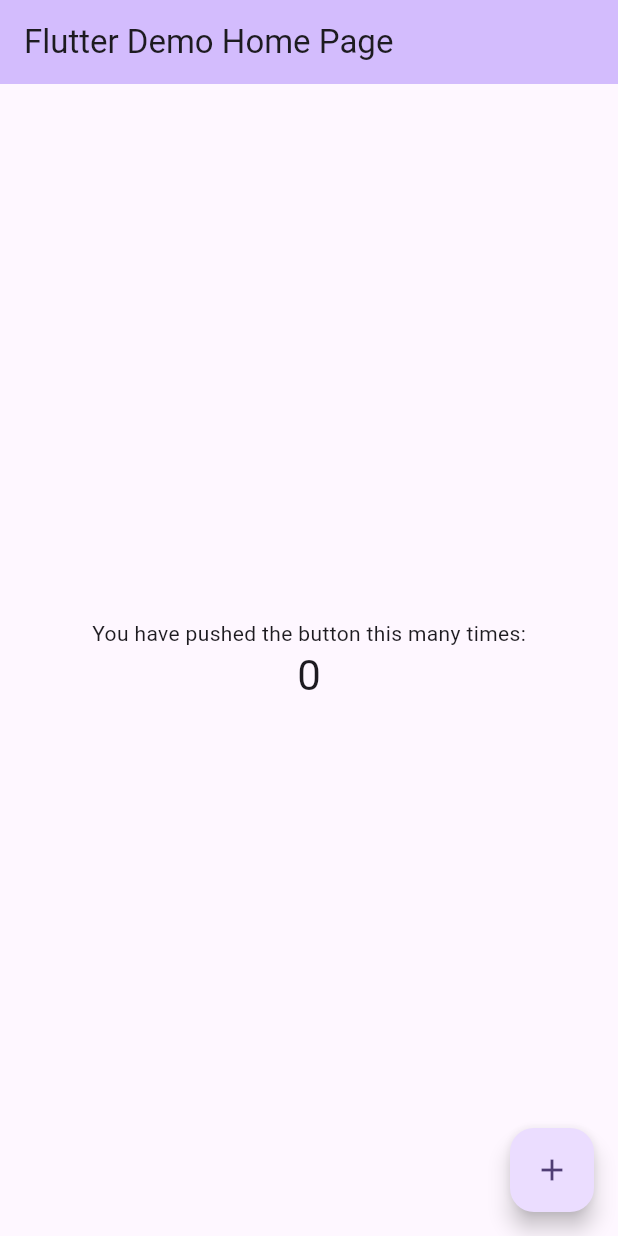
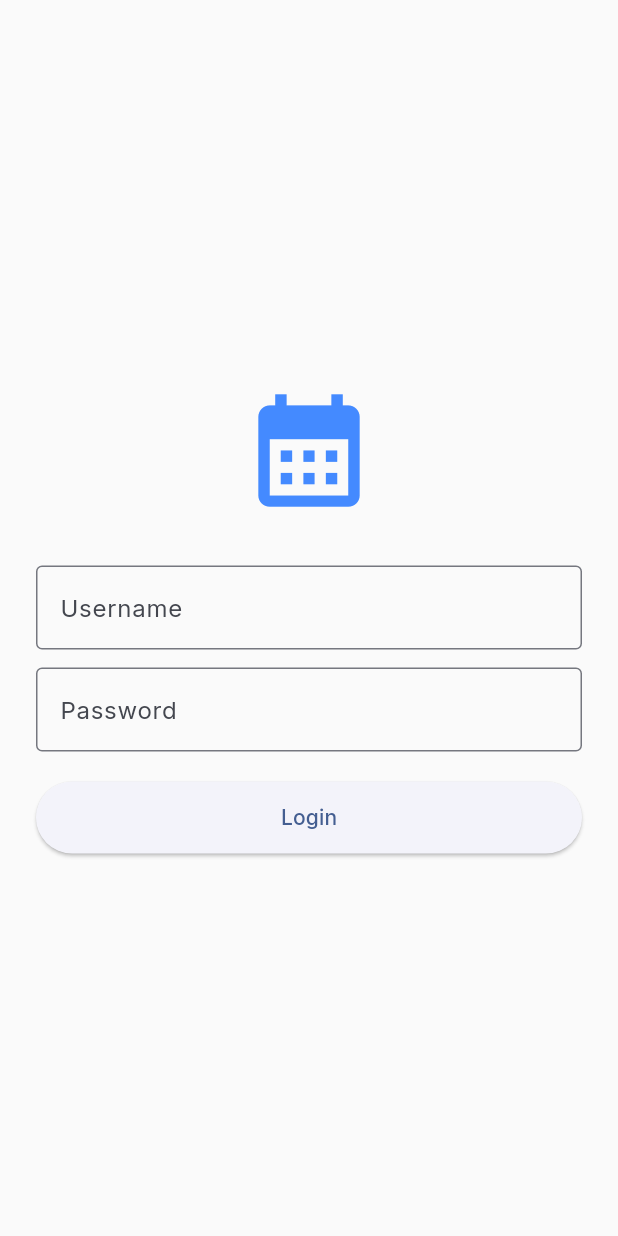
Before and after one commit to TheoEsberg/korvan_app, a Flutter app: the screen it shows after launch, on a phone screen of 412 x 824 dp. Run offline on Flutter 3.47's test engine with Material 3 defaults, Android fonts, the phone set to English and light mode, and no system bars; our stand-ins replace flutter_secure_storage, google_fonts.

Commit message:
Created the start of the app, login working, api requests working, now looking at the main part of the app.

```diff
--- /dev/null
+++ b/lib/app/korvan_app.dart
@@ -0,0 +1,24 @@
+import 'package:flutter/material.dart';
+import 'package:korvan_app/features/auth/presentation/auth_provider.dart';
+import 'package:provider/provider.dart';
+import '../features/auth/presentation/login_screen.dart';
+import 'theme/app_theme.dart';
+
+class KorvanApp extends StatelessWidget {
+  const KorvanApp({super.key});
+
+  @override
+  Widget build(BuildContext context) {
+    return MultiProvider(
+      providers: [
+        // TODO: Add providers later: AuthProvider, ScheduleProvider, etc.
+        ChangeNotifierProvider<AuthProvider>(create: (_) => AuthProvider()),
+      ],
+      child: MaterialApp(
+        title: 'Korvan',
+        theme: AppTheme.light(),
+        home: const LoginScreen(),
+      ),
+    );
+  }
+}
--- /dev/null
+++ b/lib/app/theme/app_theme.dart
@@ -0,0 +1,14 @@
+import 'package:flutter/material.dart';
+import 'package:google_fonts/google_fonts.dart';
+
+class AppTheme {
+  static ThemeData light() {
+    return ThemeData(
+      useMaterial3: true,
+      colorSchemeSeed: Colors.blueAccent,
+      textTheme: GoogleFonts.interTextTheme(),
+      appBarTheme: const AppBarTheme(centerTitle: true, elevation: 0),
+      scaffoldBackgroundColor: Colors.grey[50],
+    );
+  }
+}
--- /dev/null
+++ b/lib/data/services/auth_service.dart
@@ -0,0 +1,23 @@
+import 'dart:convert';
+import 'package:flutter_secure_storage/flutter_secure_storage.dart';
+import 'api_service.dart';
+
+class AuthService {
+  static const storage = FlutterSecureStorage();
+
+  static Future<bool> login(String username, String password) async {
+    final response = await ApiService.post("/api/auth/login", {
+      "username": username,
+      "password": password,
+    });
+
+    if (response.statusCode == 200) {
+      final data = jsonDecode(response.body);
+      await storage.write(key: "accessToken", value: data["accessToken"]);
+      await storage.write(key: "refreshToken", value: data["refreshToken"]);
+      return true;
+    }
+
+    return false;
+  }
+}
--- /dev/null
+++ b/lib/features/auth/presentation/auth_provider.dart
@@ -0,0 +1,48 @@
+import 'package:flutter/foundation.dart';
+import '../../../data/services/auth_service.dart';
+
+enum AuthStatus { initial, loading, authenticated, error }
+
+class AuthProvider extends ChangeNotifier {
+  AuthStatus _status = AuthStatus.initial;
+  String? _errorMessage;
+
+  AuthStatus get status => _status;
+  String? get errorMessage => _errorMessage;
+  bool get isAuthenticated => _status == AuthStatus.authenticated;
+
+  Future<bool> login(String username, String password) async {
+    _status = AuthStatus.loading;
+    _errorMessage = null;
+    notifyListeners();
+
+    try {
+      final success = await AuthService.login(username, password);
+      if (success) {
+        _status = AuthStatus.authenticated;
+        notifyListeners();
+        return true;
+      } else {
+        _status = AuthStatus.error;
+        _errorMessage = "Invalid username or password";
+        notifyListeners();
+        return false;
+      }
+    } catch (e) {
+      _status = AuthStatus.error;
+      _errorMessage = "Something went wrong. Please try again.";
+      if (kDebugMode) {
+        print("Login error: $e");
+      }
+      notifyListeners();
+      return false;
+    }
+  }
+
+  Future<void> logout() async {
+    // TODO: Clear tokens from storage
+    _status = AuthStatus.initial;
+    _errorMessage = null;
+    notifyListeners();
+  }
+}
--- /dev/null
+++ b/lib/features/auth/presentation/login_screen.dart
@@ -0,0 +1,111 @@
+import 'package:flutter/material.dart';
+import 'package:korvan_app/features/auth/presentation/auth_provider.dart';
+import 'package:korvan_app/features/schedule/presentation/schedule_screen.dart';
+import 'package:provider/provider.dart';
+
+class LoginScreen extends StatefulWidget {
+  const LoginScreen({super.key});
+
+  @override
+  State<LoginScreen> createState() => _LoginScreenState();
+}
+
+class _LoginScreenState extends State<LoginScreen> {
+  final _username = TextEditingController();
+  final _password = TextEditingController();
+  bool loading = false;
+
+  @override
+  void dispose() {
+    _username.dispose();
+    _password.dispose();
+    super.dispose();
+  }
+
+  Future<void> _handleLogin() async {
+    final auth = context.read<AuthProvider>();
+    final username = _username.text.trim();
+    final password = _password.text;
+
+    if (username.isEmpty || password.isEmpty) {
+      ScaffoldMessenger.of(context).showSnackBar(
+        const SnackBar(content: Text("Please enter username and password.")),
+      );
+      return;
+    }
+
+    setState(() => loading = true);
+    final success = await auth.login(username, password);
+    setState(() => loading = false);
+
+    if (success) {
+      if (!mounted) return;
+      Navigator.of(context).pushReplacement(
+        MaterialPageRoute(builder: (_) => const ScheduleScreen()),
+      );
+    } else {
+      if (!mounted) return;
+      final msg = auth.errorMessage ?? "Login failed";
+      ScaffoldMessenger.of(context).showSnackBar(SnackBar(content: Text(msg)));
+    }
+  }
+
+  @override
+  Widget build(BuildContext context) {
+    final authStatus = context.watch<AuthProvider>().status;
+
+    return Scaffold(
+      body: SafeArea(
+        child: Center(
+          child: Padding(
+            padding: const EdgeInsetsGeometry.all(24.0),
+            child: SingleChildScrollView(
+              child: Column(
+                children: [
+                  const Icon(
+                    Icons.calendar_month,
+                    size: 90,
+                    color: Colors.blueAccent,
+                  ),
+                  const SizedBox(height: 32),
+                  TextField(
+                    controller: _username,
+                    decoration: const InputDecoration(
+                      labelText: "Username",
+                      border: OutlineInputBorder(),
+                    ),
+                  ),
+                  const SizedBox(height: 12),
+                  TextField(
+                    controller: _password,
+                    obscureText: true,
+                    decoration: const InputDecoration(
+                      labelText: "Password",
+                      border: OutlineInputBorder(),
+                    ),
+                  ),
+                  const SizedBox(height: 20),
+                  ElevatedButton(
+                    onPressed: (loading || authStatus == AuthStatus.loading)
+                        ? null
+                        : _handleLogin,
+                    style: ElevatedButton.styleFrom(
+                      minimumSize: const Size(double.infinity, 48),
+                    ),
+                    child: (loading || authStatus == AuthStatus.loading)
+                        ? const SizedBox(
+                            height: 20,
+                            width: 20,
+                            child: CircularProgressIndicator(strokeWidth: 2),
+                          )
+                        : const Text("Login"),
+                  ),
+                ],
+              ),
+            ),
+          ),
+        ),
+      ),
+    );
+  }
+}
--- a/lib/main.dart
+++ b/lib/main.dart
@@ -1,122 +1,7 @@
 import 'package:flutter/material.dart';
+import 'app/korvan_app.dart';
 
-void main() {
-  runApp(const MyApp());
+void main() async {
+  WidgetsFlutterBinding.ensureInitialized();
+  runApp(const KorvanApp());
 }
-
-class MyApp extends StatelessWidget {
-  const MyApp({super.key});
-
-  // This widget is the root of your application.
-  @override
-  Widget build(BuildContext context) {
-    return MaterialApp(
-      title: 'Flutter Demo',
-      theme: ThemeData(
-        // This is the theme of your application.
-        //
-        // TRY THIS: Try running your application with "flutter run". You'll see
-        // the application has a purple toolbar. Then, without quitting the app,
-        // try changing the seedColor in the colorScheme below to Colors.green
-        // and then invoke "hot reload" (save your changes or press the "hot
-        // reload" button in a Flutter-supported IDE, or press "r" if you used
-        // the command line to start the app).
-        //
-        // Notice that the counter didn't reset back to zero; the application
-        // state is not lost during the reload. To reset the state, use hot
-        // restart instead.
-        //
-        // This works for code too, not just values: Most code changes can be
-        // tested with just a hot reload.
-        colorScheme: .fromSeed(seedColor: Colors.deepPurple),
-      ),
-      home: const MyHomePage(title: 'Flutter Demo Home Page'),
-    );
-  }
-}
-
-class MyHomePage extends StatefulWidget {
-  const MyHomePage({super.key, required this.title});
-
-  // This widget is the home page of your application. It is stateful, meaning
-  // that it has a State object (defined below) that contains fields that affect
-  // how it looks.
-
-  // This class is the configuration for the state. It holds the values (in this
-  // case the title) provided by the parent (in this case the App widget) and
-  // used by the build method of the State. Fields in a Widget subclass are
-  // always marked "final".
-
-  final String title;
-
-  @override
-  State<MyHomePage> createState() => _MyHomePageState();
-}
-
-class _MyHomePageState extends State<MyHomePage> {
-  int _counter = 0;
-
-  void _incrementCounter() {
-    setState(() {
-      // This call to setState tells the Flutter framework that something has
-      // changed in this State, which causes it to rerun the build method below
-      // so that the display can reflect the updated values. If we changed
-      // _counter without calling setState(), then the build method would not be
-      // called again, and so nothing would appear to happen.
-      _counter++;
-    });
-  }
-
-  @override
-  Widget build(BuildContext context) {
-    // This method is rerun every time setState is called, for instance as done
-    // by the _incrementCounter method above.
-    //
-    // The Flutter framework has been optimized to make rerunning build methods
-    // fast, so that you can just rebuild anything that needs updating rather
-    // than having to individually change instances of widgets.
-    return Scaffold(
-      appBar: AppBar(
-        // TRY THIS: Try changing the color here to a specific color (to
-        // Colors.amber, perhaps?) and trigger a hot reload to see the AppBar
-        // change color while the other colors stay the same.
-        backgroundColor: Theme.of(context).colorScheme.inversePrimary,
-        // Here we take the value from the MyHomePage object that was created by
-        // the App.build method, and use it to set our appbar title.
-        title: Text(widget.title),
-      ),
-      body: Center(
-        // Center is a layout widget. It takes a single child and positions it
-        // in the middle of the parent.
-        child: Column(
-          // Column is also a layout widget. It takes a list of children and
-          // arranges them vertically. By default, it sizes itself to fit its
-          // children horizontally, and tries to be as tall as its parent.
-          //
-          // Column has various properties to control how it sizes itself and
-          // how it positions its children. Here we use mainAxisAlignment to
-          // center the children vertically; the main axis here is the vertical
-          // axis because Columns are vertical (the cross axis would be
-          // horizontal).
-          //
-          // TRY THIS: Invoke "debug painting" (choose the "Toggle Debug Paint"
-          // action in the IDE, or press "p" in the console), to see the
-          // wireframe for each widget.
-          mainAxisAlignment: .center,
-          children: [
-            const Text('You have pushed the button this many times:'),
-            Text(
-              '$_counter',
-              style: Theme.of(context).textTheme.headlineMedium,
-            ),
-          ],
-        ),
-      ),
-      floatingActionButton: FloatingActionButton(
-        onPressed: _incrementCounter,
-        tooltip: 'Increment',
-        child: const Icon(Icons.add),
-      ),
-    );
-  }
-}
```
Also changed, not shown: lib/data/models/shift_model.dart (added, +17 -0 lines), lib/data/services/api_logger.dart (added, +39 -0 lines), lib/data/services/api_service.dart (added, +48 -0 lines), lib/features/home/presentation/home_screen.dart (added, +75 -0 lines), lib/features/schedule/presentation/schedule_screen.dart (added, +13 -0 lines), lib/features/today/presentation/today_screen.dart (added, +118 -0 lines), pubspec.yaml (+9 -2 lines), pubspec.lock, 5 other files.
